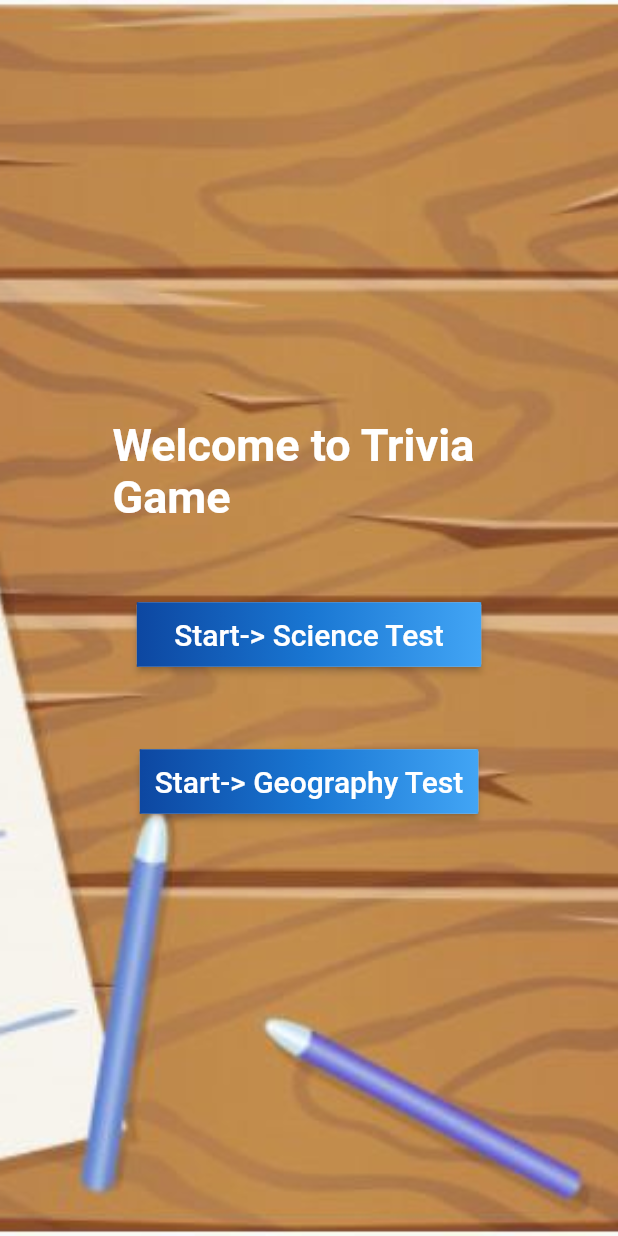
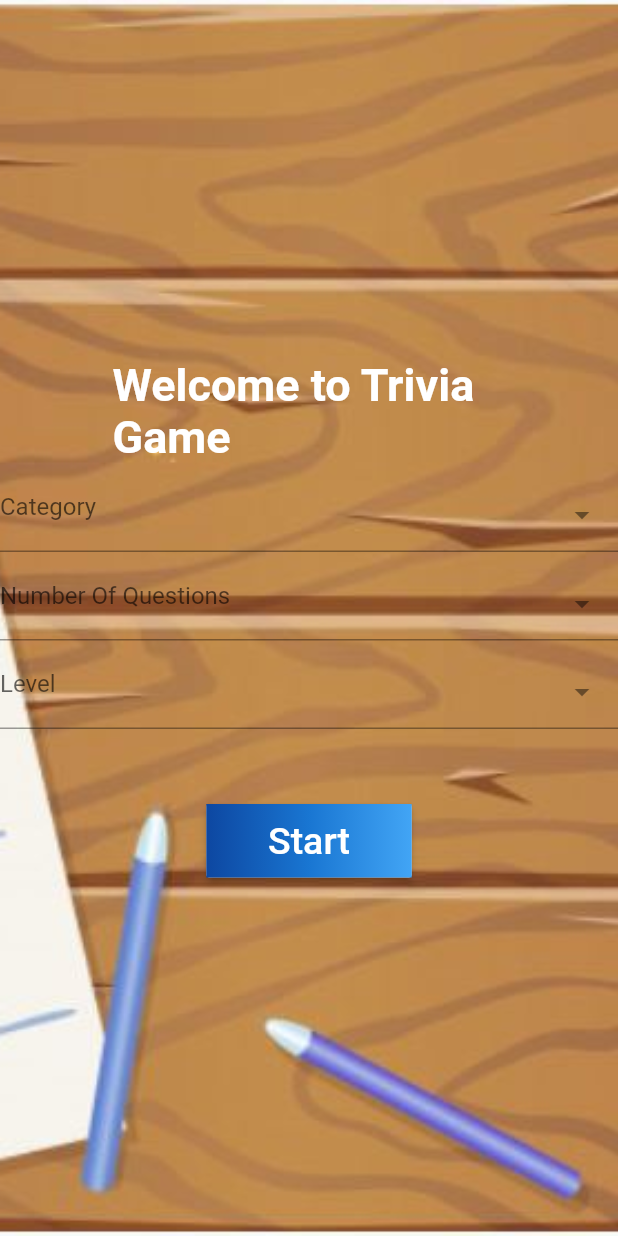
Before and after one commit to amine-glr/Cet-TriviaGame, a Flutter app: the screen it shows after launch, on a phone screen of 412 x 824 dp. Run offline on Flutter 3.47's test engine with Material 2 defaults, Android fonts, the phone set to English and light mode, and no system bars; drawn by our look-alikes of select_form_field; our stand-ins replace html_unescape.

Commit message:
Second Commit

```diff
--- a/lib/screens/HomePage.dart
+++ b/lib/screens/HomePage.dart
@@ -1,28 +1,82 @@
 import 'package:flutter/material.dart';
 import 'package:trivia/screens/QuizPage.dart';
-import 'package:trivia/screens/QuizPage2.dart';
+import 'package:select_form_field/select_form_field.dart';
 
 
-void gotoQuizPage(BuildContext context){
-  Navigator.of(context).push(
-    MaterialPageRoute(
-        builder: (context) => QuizPage()
-    ),
-  );
+
+class HomePage extends StatefulWidget{
+  @override
+  _HomePageState createState() => _HomePageState();
 }
-void gotoQuizPage2(BuildContext context){
-  Navigator.of(context).push(
-    MaterialPageRoute(
-        builder: (context) => QuizPage2()
-    ),
-  );
-}
+class _HomePageState extends State<HomePage> {
+  String dropdownValue = ' ';
+  String dropdownValue2 = ' ';
+  String dropdownValue3 = ' ';
+  int category;
+  String difficulty;
+  int number;
+  void gotoQuizPage(BuildContext context) {
+    Navigator.of(context).push(
+      MaterialPageRoute(
+          builder: (context) => QuizPage(
+              number: number,
+              difficulty: difficulty,
+              category: category)),
+    );
+  }
+  final List<Map<String, dynamic>> _categories = [
+    {
+      'value': 'Science',
+      'label': 'Science',
+      'category' : '18',
+    },
+    {
+      'value': 'Movies',
+      'label': 'Movies',
+      'category' : '12',
+      'textStyle': TextStyle(color: Colors.red),
+    },
+    {
+      'value': 'Music',
+      'label': 'Music',
+      'category' : '11',
+    },
+  ];
+  final List<Map<String, dynamic>> _numberOfQuestions = [
+    {
+      'value': '5',
+      'label': '5',
+    },
+    {
+      'value': '10',
+      'label': '10',
 
-class HomePage extends StatelessWidget {
+    },
+    {
+      'value': '15',
+      'label': '15',
+    },
+  ];
+  final List<Map<String, dynamic>> _level = [
+    {
+      'value': 'Easy',
+      'label': 'Easy',
+    },
+    {
+      'value': 'Medium',
+      'label': 'Medium',
+
+    },
+    {
+      'value': 'Hard',
+      'label': 'Hard',
+    },
+  ];
+
+
   @override
   Widget build(BuildContext context) {
     return Scaffold(
-
       body:Container(
         decoration: BoxDecoration(
           image: DecorationImage(
@@ -45,10 +99,84 @@ class HomePage extends StatelessWidget {
               fontSize:30,
               fontWeight: FontWeight.bold,
               color: Colors.white,
+                ),
+              ),
             ),
           ),
+
+          Container(
+            child: SelectFormField(
+                 type: SelectFormFieldType.dropdown, // or can be dialog
+                 initialValue: ' ',
+                  labelText: 'Category',
+                 items: _categories,
+                 onChanged: (val) => print(val),
+                 onSaved: (val) {
+                   setState(() => dropdownValue = val);
+                      if(dropdownValue=='Music'){
+
+                            category=12;
+                      }
+                      else if(dropdownValue=='Science'){
+
+                          category= 18;
+                      }
+                      else if(dropdownValue=='Movies')
+
+                        category=13;
+                 },
+
+            ),
           ),
+          Container(
+            child: SelectFormField(
+              type: SelectFormFieldType.dropdown, // or can be dialog
+              initialValue: ' ',
+              labelText: 'Number Of Questions',
+              items: _numberOfQuestions,
+              onChanged: (val) => print(val),
+              onSaved: (val) {
+                setState(() => dropdownValue2 = val);
+                if(dropdownValue2=='5'){
+                   number=5;
+                }
+                else if(dropdownValue2=='10'){
+
+                  number= 10;
+                }
+                else if(dropdownValue2=='15')
+
+                  number=15;
+              },
+
+            ),
           ),
+          Container(
+            child: SelectFormField(
+
+              type: SelectFormFieldType.dropdown, // or can be dialog
+              initialValue: ' ',
+              labelText: 'Level',
+              items: _level,
+              onChanged: (val) => print(val),
+              onSaved: (val) {
+                setState(() => dropdownValue3 = val);
+                if(dropdownValue3=='Easy'){
+
+                    difficulty='easy';
+                }
+                else if(dropdownValue3=='Medium'){
+
+                  difficulty='medium';
+                }
+                else if(dropdownValue3=='Hard')
+
+                  difficulty='hard';
+              },
+            ),
+          ),
+
+
 
 
           const SizedBox(height: 50),
@@ -70,32 +198,10 @@ class HomePage extends StatelessWidget {
               ),
               padding: const EdgeInsets.all(10.0),
               child:
-              const Text('   Start-> Science Test   ', style: TextStyle(fontSize: 20)),
+              const Text('     Start     ', style: TextStyle(fontSize: 25)),
             ),
           ),
-          const SizedBox(height: 50),
-          RaisedButton(
-            onPressed: () {
-              gotoQuizPage2(context);
-            },
-            textColor: Colors.white,
-            padding: const EdgeInsets.all(0.0),
-            child: Container(
-              decoration: const BoxDecoration(
-                gradient: LinearGradient(
-                  colors: <Color>[
-                    Color(0xFF0D47A1),
-                    Color(0xFF1976D2),
-                    Color(0xFF42A5F5),
-                  ],
-                ),
-              ),
-              padding: const EdgeInsets.all(10.0),
-              child:
-              const Text('Start-> Geography Test', style: TextStyle(fontSize: 20)),
-            ),
-          ),
-    ]
+        ]
     ),
       ),
     );
--- a/pubspec.yaml
+++ b/pubspec.yaml
@@ -23,6 +23,9 @@ environment:
 dependencies:
   flutter:
     sdk: flutter
+  http: ^0.12.2
+  html_unescape: ^1.0.2
+  select_form_field: ^1.1.0
 
 
   # The following adds the Cupertino Icons font to your application.
```
Also changed, not shown: lib/Service/QuizManager.dart (+33 -42 lines), lib/screens/QuizPage.dart (+34 -8 lines), pubspec.lock.
